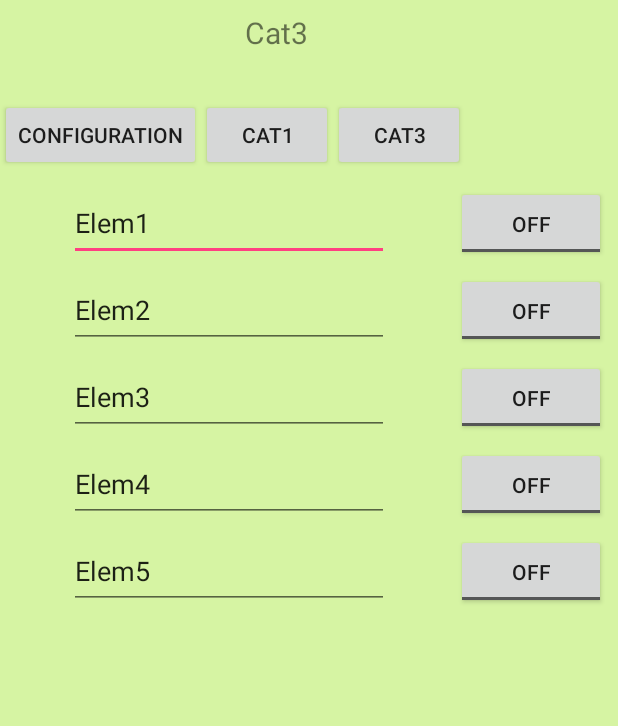
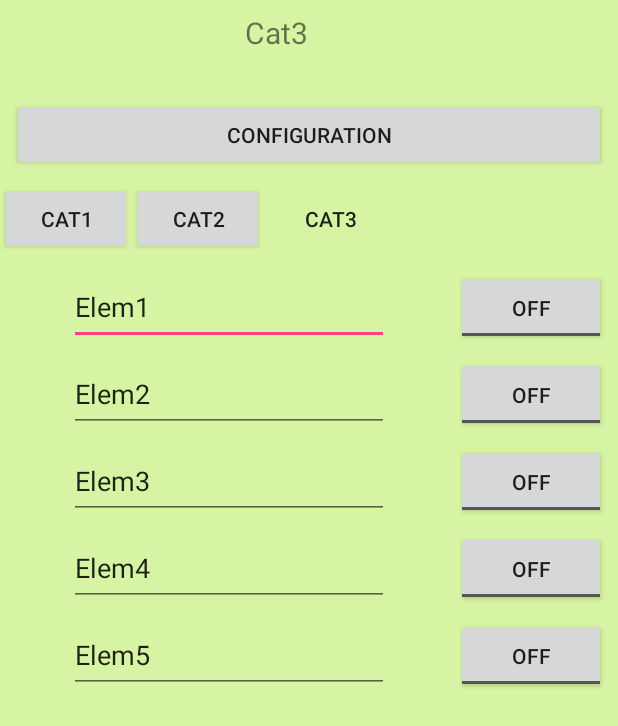
Before and after one commit to Sleepy78/MyErgoTool, an Android app: the layout activity_cat3.xml on its own in the app's theme, with its tools: preview values and no code run, on a phone screen of 412 x 824 dp. Shown: the top 726 px of the screen. Run offline under Robolectric (Android 15) with nearby library versions, the phone set to English and light mode, and no system bars.

Commit message:
Change configuration button and added empty button in horizontal list of categories

```diff
--- a/app/src/main/java/ady/ergo/tool/ergotool/Cat2Activity.java
+++ b/app/src/main/java/ady/ergo/tool/ergotool/Cat2Activity.java
@@ -13,7 +13,7 @@ import android.widget.ToggleButton;
 
 public class Cat2Activity extends AppCompatActivity {
     private ToggleButton btnElem1,btnElem2,btnElem3,btnElem4,btnElem5;
-    private Button btnC2versConf,btnC2versC1,btnC2versC3;
+    private Button btnC2versConf,btnC2versC1,btnC2versC2,btnC2versC3;
     private EditText textElem1,textElem2,textElem3,textElem4,textElem5;
     private TextView titlecat2;
     private DataOutput dataoutput;
@@ -105,6 +105,7 @@ public class Cat2Activity extends AppCompatActivity {
 
         btnC2versConf = (Button)findViewById(R.id.btnC2versConf);
         btnC2versC1 = (Button)findViewById(R.id.btnC2versC1);
+        btnC2versC2 = (Button)findViewById(R.id.btnC2versC2);
         btnC2versC3 = (Button)findViewById(R.id.btnC2versC3);
 
     }
@@ -142,6 +143,7 @@ public class Cat2Activity extends AppCompatActivity {
         titlecat2.setText(datacategory.getTextCat2());
 
         btnC2versC1.setText(datacategory.getTextCat1());
+        btnC2versC2.setText(datacategory.getTextCat2());
         btnC2versC3.setText(datacategory.getTextCat3());
 
         if(dataoutput.isRunning()){
--- a/app/src/main/java/ady/ergo/tool/ergotool/Cat3Activity.java
+++ b/app/src/main/java/ady/ergo/tool/ergotool/Cat3Activity.java
@@ -14,7 +14,7 @@ import android.widget.ToggleButton;
 public class Cat3Activity extends AppCompatActivity {
 
     private ToggleButton btnElem1,btnElem2,btnElem3,btnElem4,btnElem5;
-    private Button btnC3versConf,btnC3versC1,btnC3versC2;
+    private Button btnC3versConf,btnC3versC1,btnC3versC2,btnC3versC3;
     private EditText textElem1,textElem2,textElem3,textElem4,textElem5;
     private TextView titlecat3;
     private DataOutput dataoutput;
@@ -106,6 +106,7 @@ public class Cat3Activity extends AppCompatActivity {
         btnC3versConf = (Button)findViewById(R.id.btnC3versConf);
         btnC3versC1 = (Button)findViewById(R.id.btnC3versC1);
         btnC3versC2 = (Button)findViewById(R.id.btnC3versC2);
+        btnC3versC3 = (Button)findViewById(R.id.btnC3versC3);
 
     }
 
@@ -143,6 +144,7 @@ public class Cat3Activity extends AppCompatActivity {
 
         btnC3versC1.setText(datacategory.getTextCat1());
         btnC3versC2.setText(datacategory.getTextCat2());
+        btnC3versC3.setText(datacategory.getTextCat3());
 
         if(dataoutput.isRunning()){
             disableEditTextModification(textElem1);
--- a/app/src/main/java/ady/ergo/tool/ergotool/LieuxActivity.java
+++ b/app/src/main/java/ady/ergo/tool/ergotool/LieuxActivity.java
@@ -13,7 +13,7 @@ import android.widget.ToggleButton;
 
 public class LieuxActivity extends AppCompatActivity {
     private ToggleButton btnL1,btnL2,btnL3,btnL4,btnL5;
-    private Button btnC1versConf,btnC1versC2,btnC1versC3;
+    private Button btnC1versConf,btnC1versC1,btnC1versC2,btnC1versC3;
     private EditText textL1,textL2,textL3,textL4,textL5;
     private TextView titlecat1;
     private DataOutput dataoutput;
@@ -101,6 +101,7 @@ public class LieuxActivity extends AppCompatActivity {
         titlecat1 = (TextView)findViewById(R.id.titleCat2);
 
         btnC1versConf = (Button)findViewById(R.id.btnC1versConf);
+        btnC1versC1 = (Button)findViewById(R.id.btnC1versC1);
         btnC1versC2 = (Button)findViewById(R.id.btnC1versC2);
         btnC1versC3 = (Button)findViewById(R.id.btnC1versC3);
 
@@ -136,6 +137,7 @@ public class LieuxActivity extends AppCompatActivity {
 
         titlecat1.setText(datacategory.getTextCat1());
 
+        btnC1versC1.setText(datacategory.getTextCat1());
         btnC1versC2.setText(datacategory.getTextCat2());
         btnC1versC3.setText(datacategory.getTextCat3());
 
--- a/app/src/main/res/layout/activity_cat3.xml
+++ b/app/src/main/res/layout/activity_cat3.xml
@@ -157,26 +157,32 @@
         app:layout_constraintRight_toLeftOf="@+id/btnElem1"
         app:layout_constraintTop_toBottomOf="@+id/etElem4" />
 
+    <Button
+        android:id="@+id/btnC3versConf"
+        android:layout_width="match_parent"
+        android:layout_height="wrap_content"
+        android:layout_marginLeft="8dp"
+        android:layout_marginRight="8dp"
+        android:layout_marginTop="8dp"
+        android:layout_weight="1"
+        android:onClick="onClickBtnC3versConf"
+        android:text="Configuration"
+        app:layout_constraintLeft_toLeftOf="parent"
+        app:layout_constraintRight_toRightOf="parent"
+        app:layout_constraintTop_toBottomOf="@+id/titleCat3" />
+
     <HorizontalScrollView
         android:layout_width="368dp"
         android:layout_height="50dp"
         tools:layout_editor_absoluteX="8dp"
         android:id="@+id/horizontalScrollView"
         android:layout_marginTop="8dp"
-        app:layout_constraintTop_toBottomOf="@+id/titleCat3">
+        app:layout_constraintTop_toBottomOf="@+id/btnC3versConf">
 
         <LinearLayout
             android:layout_width="wrap_content"
             android:layout_height="match_parent"
             android:orientation="horizontal">
-
-            <Button
-                android:id="@+id/btnC3versConf"
-                android:layout_width="wrap_content"
-                android:layout_height="wrap_content"
-                android:layout_weight="1"
-                android:onClick="onClickBtnC3versConf"
-                android:text="Configuration" />
 
             <Button
                 android:id="@+id/btnC3versC1"
@@ -192,6 +198,14 @@
                 android:layout_height="wrap_content"
                 android:layout_weight="1"
                 android:onClick="onClickBtnC3versC2"
+                android:text="Cat2" />
+
+            <Button
+                android:id="@+id/btnC3versC3"
+                style="@style/Widget.AppCompat.Button.Borderless"
+                android:layout_width="wrap_content"
+                android:layout_height="wrap_content"
+                android:layout_weight="1"
                 android:text="Cat3" />
         </LinearLayout>
     </HorizontalScrollView>
```
Also changed, not shown: app/src/main/res/layout/activity_cat2.xml (+26 -9 lines), app/src/main/res/layout/activity_lieux.xml (+19 -4 lines).
